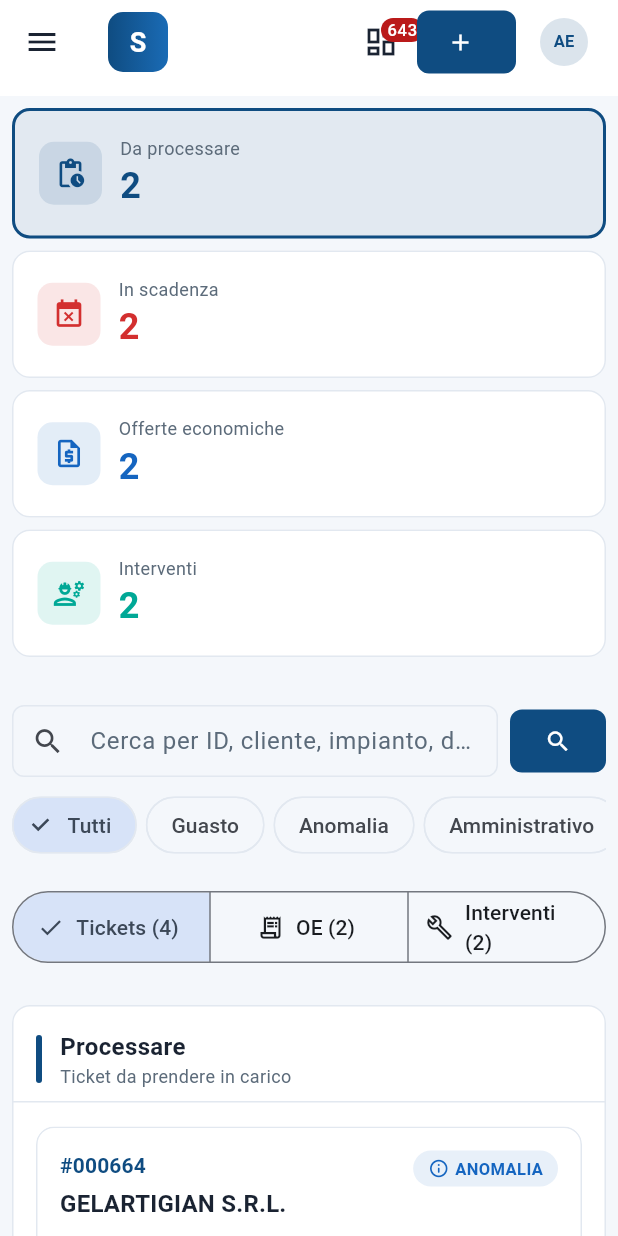
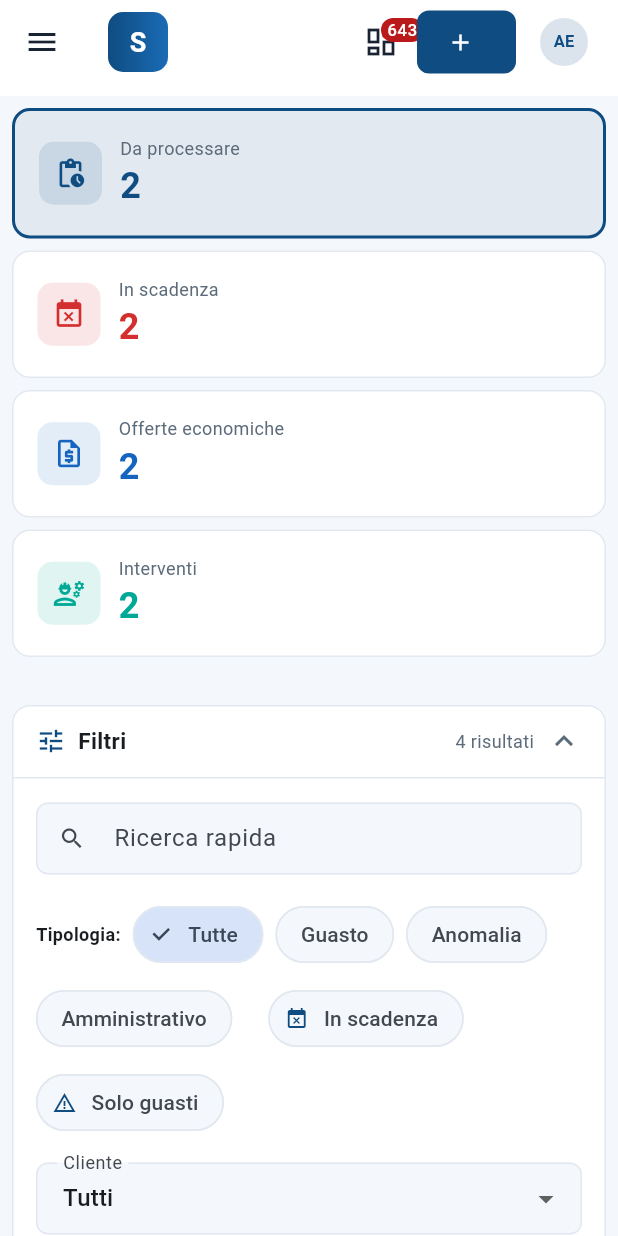
Before and after one commit to paolodellaquila/gestionale-ticket, a Flutter app: the screen it shows after launch, on a phone screen of 412 x 824 dp. Run offline on Flutter 3.47's test engine with Material 3 defaults, Android fonts, the phone set to English and light mode, and no system bars; our stand-ins replace flutter_dotenv, flutter_map, go_router, latlong2.

Commit message:
add ticket filter

```diff
--- /dev/null
+++ b/lib/data/models/ticket_filters.dart
@@ -0,0 +1,77 @@
+import 'ticket.dart';
+
+/// Filtri applicati alle liste ticket (home e gestione).
+class TicketFilters {
+  const TicketFilters({
+    this.searchQuery = '',
+    this.tipologia,
+    this.responsabile,
+    this.unitaAziendale,
+    this.impianto,
+    this.cliente,
+    this.soloInScadenza = false,
+    this.soloGuasti = false,
+    this.periodoGiorni,
+  });
+
+  final String searchQuery;
+  final TicketType? tipologia;
+  final String? responsabile;
+  final String? unitaAziendale;
+  final String? impianto;
+  final String? cliente;
+  final bool soloInScadenza;
+  final bool soloGuasti;
+
+  /// `null` = tutti i periodi; altrimenti ultimi N giorni (da data creazione).
+  final int? periodoGiorni;
+
+  TicketFilters copyWith({
+    String? searchQuery,
+    TicketType? tipologia,
+    bool clearTipologia = false,
+    String? responsabile,
+    bool clearResponsabile = false,
+    String? unitaAziendale,
+    bool clearUnita = false,
+    String? impianto,
+    bool clearImpianto = false,
+    String? cliente,
+    bool clearCliente = false,
+    bool? soloInScadenza,
+    bool? soloGuasti,
+    int? periodoGiorni,
+    bool clearPeriodo = false,
+  }) {
+    return TicketFilters(
+      searchQuery: searchQuery ?? this.searchQuery,
+      tipologia: clearTipologia ? null : (tipologia ?? this.tipologia),
+      responsabile:
+          clearResponsabile ? null : (responsabile ?? this.responsabile),
+      unitaAziendale: clearUnita ? null : (unitaAziendale ?? this.unitaAziendale),
+      impianto: clearImpianto ? null : (impianto ?? this.impianto),
+      cliente: clearCliente ? null : (cliente ?? this.cliente),
+      soloInScadenza: soloInScadenza ?? this.soloInScadenza,
+      soloGuasti: soloGuasti ?? this.soloGuasti,
+      periodoGiorni: clearPeriodo ? null : (periodoGiorni ?? this.periodoGiorni),
+    );
+  }
+
+  TicketFilters cleared() => const TicketFilters();
+
+  int get activeCount {
+    var n = 0;
+    if (searchQuery.trim().isNotEmpty) n++;
+    if (tipologia != null) n++;
+    if (responsabile != null) n++;
+    if (unitaAziendale != null) n++;
+    if (impianto != null) n++;
+    if (cliente != null) n++;
+    if (soloInScadenza) n++;
+    if (soloGuasti) n++;
+    if (periodoGiorni != null) n++;
+    return n;
+  }
+
+  bool get hasActive => activeCount > 0;
+}
--- a/lib/features/tickets/viewmodels/tickets_list_view_model.dart
+++ b/lib/features/tickets/viewmodels/tickets_list_view_model.dart
@@ -1,6 +1,7 @@
 import 'package:flutter/foundation.dart';
 
 import '../../../data/models/ticket.dart';
+import '../../../data/models/ticket_filters.dart';
 import '../../../data/repositories/ticket_repository.dart';
 
 enum TicketsMainTab { tickets, ticketsOe, ticketsInterventi }
@@ -13,8 +14,7 @@ class TicketsListViewModel extends ChangeNotifier {
   final TicketRepository _repository;
 
   bool _loading = true;
-  String _searchQuery = '';
-  TicketType? _tipologiaFilter;
+  TicketFilters _filters = const TicketFilters();
   TicketsMainTab _mainTab = TicketsMainTab.tickets;
   GestioneSubTab _gestioneTab = GestioneSubTab.inLavorazione;
   int _currentPage = 0;
@@ -24,11 +24,21 @@ class TicketsListViewModel extends ChangeNotifier {
   List<Ticket> _allTickets = [];
 
   bool get loading => _loading;
-  String get searchQuery => _searchQuery;
-  TicketType? get tipologiaFilter => _tipologiaFilter;
+  TicketFilters get filters => _filters;
+  String get searchQuery => _filters.searchQuery;
+  TicketType? get tipologiaFilter => _filters.tipologia;
   TicketsMainTab get mainTab => _mainTab;
   GestioneSubTab get gestioneTab => _gestioneTab;
   int get currentPage => _currentPage;
+  int get activeFilterCount => _filters.activeCount;
+  bool get hasActiveFilters => _filters.hasActive;
+
+  List<String> get clientiOptions => _uniqueSorted((t) => t.cliente);
+  List<String> get impiantiOptions => _uniqueSorted((t) => t.impianto);
+  List<String> get responsabiliOptions => _uniqueSorted((t) => t.responsabile);
+  List<String> get unitaOptions => _uniqueSorted(
+        (t) => t.unitaAziendale ?? '',
+      ).where((s) => s.isNotEmpty).toList();
 
   List<Ticket> get processareTickets => _filter(
     _allTickets.where((t) => t.section == TicketSection.processare),
@@ -49,6 +59,14 @@ class TicketsListViewModel extends ChangeNotifier {
   List<Ticket> get interventiTickets => _filter(
     _allTickets.where((t) => t.section == TicketSection.interventi),
   );
+
+  int get visibleCountCurrentTab => switch (_mainTab) {
+        TicketsMainTab.tickets =>
+          processareTickets.length + scadenzaTickets.length,
+        TicketsMainTab.ticketsOe =>
+          offerteInAttesa.length + offerteDaInviare.length,
+        TicketsMainTab.ticketsInterventi => interventiTickets.length,
+      };
 
   List<Ticket> get gestioneTickets {
     final filtered = _filter(_allTickets.where((t) {
@@ -114,20 +132,30 @@ class TicketsListViewModel extends ChangeNotifier {
     notifyListeners();
   }
 
-  void setSearchQuery(String query) {
-    _searchQuery = query;
+  void updateFilters(TicketFilters filters) {
+    _filters = filters;
     _currentPage = 0;
     notifyListeners();
   }
 
+  void setSearchQuery(String query) {
+    updateFilters(_filters.copyWith(searchQuery: query));
+  }
+
   void clearSearch() {
-    _searchQuery = '';
-    _currentPage = 0;
-    notifyListeners();
+    updateFilters(_filters.copyWith(searchQuery: ''));
   }
 
   void setTipologiaFilter(TicketType? type) {
-    _tipologiaFilter = type;
+    updateFilters(
+      type == null
+          ? _filters.copyWith(clearTipologia: true)
+          : _filters.copyWith(tipologia: type),
+    );
+  }
+
+  void clearAllFilters() {
+    _filters = const TicketFilters();
     _currentPage = 0;
     notifyListeners();
   }
@@ -156,22 +184,60 @@ class TicketsListViewModel extends ChangeNotifier {
     notifyListeners();
   }
 
+  List<String> _uniqueSorted(String Function(Ticket) pick) {
+    return _allTickets.map(pick).toSet().toList()..sort();
+  }
+
   List<Ticket> _filter(Iterable<Ticket> items) {
     var list = items.toList();
-    if (_tipologiaFilter != null) {
-      list = list.where((t) => t.tipologia == _tipologiaFilter).toList();
+    final f = _filters;
+
+    if (f.tipologia != null) {
+      list = list.where((t) => t.tipologia == f.tipologia).toList();
     }
-    if (_searchQuery.isEmpty) return list;
-    final q = _searchQuery.toLowerCase();
-    return list
+    if (f.responsabile != null) {
+      list = list.where((t) => t.responsabile == f.responsabile).toList();
+    }
+    if (f.unitaAziendale != null) {
+      list =
+          list.where((t) => t.unitaAziendale == f.unitaAziendale).toList();
+    }
+    if (f.impianto != null) {
+      list = list.where((t) => t.impianto == f.impianto).toList();
+    }
+    if (f.cliente != null) {
+      list = list.where((t) => t.cliente == f.cliente).toList();
+    }
+    if (f.soloInScadenza) {
+      list = list
+          .where(
+            (t) =>
+                t.section == TicketSection.inScadenza || t.isExpired,
+          )
+          .toList();
+    }
+    if (f.soloGuasti) {
+      list = list.where((t) => t.tipologia == TicketType.guasto).toList();
+    }
+    if (f.periodoGiorni != null) {
+      final cutoff = DateTime.now().subtract(Duration(days: f.periodoGiorni!));
+      list = list.where((t) => t.createdAt.isAfter(cutoff)).toList();
+    }
+    if (f.searchQuery.trim().isNotEmpty) {
+      final q = f.searchQuery.toLowerCase().trim();
+      list = list
           .where(
             (t) =>
                 t.id.contains(q) ||
                 t.cliente.toLowerCase().contains(q) ||
                 t.impianto.toLowerCase().contains(q) ||
                 t.descrizione.toLowerCase().contains(q) ||
-              t.responsabile.toLowerCase().contains(q),
+                t.responsabile.toLowerCase().contains(q) ||
+                (t.unitaAziendale?.toLowerCase().contains(q) ?? false),
           )
           .toList();
     }
+
+    return list;
   }
+}
--- a/lib/features/tickets/views/tickets_hub_page.dart
+++ b/lib/features/tickets/views/tickets_hub_page.dart
@@ -6,7 +6,7 @@ import '../../../core/responsive/breakpoints.dart';
 import '../../../core/theme/app_theme.dart';
 import '../../../data/models/ticket.dart';
 import '../../../shared/widgets/queue_stat_card.dart';
-import '../../../shared/widgets/search_filter_bar.dart';
+import '../../../shared/widgets/ticket_filters_panel.dart';
 import '../../../shared/widgets/section_panel.dart';
 import '../../../shared/widgets/ticket_card.dart';
 import '../viewmodels/tickets_list_view_model.dart';
@@ -59,15 +59,9 @@ class _TicketsHubPageState extends State<TicketsHubPage> {
           children: [
             _QueueOverview(vm: vm),
             const SizedBox(height: AppSpacing.lg),
-            SearchFilterBar(
-              controller: _searchController,
-              onSearch: () => vm.setSearchQuery(_searchController.text),
-              onClear: () {
-                _searchController.clear();
-                vm.clearSearch();
-              },
-              selectedType: vm.tipologiaFilter,
-              onTypeChanged: vm.setTipologiaFilter,
+            TicketFiltersPanel(
+              searchController: _searchController,
+              visibleCount: vm.visibleCountCurrentTab,
             ),
             const SizedBox(height: AppSpacing.md),
             _MainTabBar(vm: vm),
--- /dev/null
+++ b/lib/shared/widgets/ticket_filters_panel.dart
@@ -0,0 +1,471 @@
+import 'package:flutter/material.dart';
+import 'package:provider/provider.dart';
+
+import '../../core/responsive/breakpoints.dart';
+import '../../core/theme/app_theme.dart';
+import '../../data/models/ticket.dart';
+import '../../data/models/ticket_filters.dart';
+import '../../features/tickets/viewmodels/tickets_list_view_model.dart';
+
+/// Pannello filtri rapidi per la home ticket.
+class TicketFiltersPanel extends StatefulWidget {
+  const TicketFiltersPanel({
+    super.key,
+    required this.searchController,
+    this.visibleCount,
+  });
+
+  final TextEditingController searchController;
+  final int? visibleCount;
+
+  @override
+  State<TicketFiltersPanel> createState() => _TicketFiltersPanelState();
+}
+
+class _TicketFiltersPanelState extends State<TicketFiltersPanel> {
+  bool _expanded = true;
+
+  @override
+  Widget build(BuildContext context) {
+    final vm = context.watch<TicketsListViewModel>();
+    final f = vm.filters;
+    final isMobile = context.isMobile;
+
+    return Card(
+      child: Column(
+        crossAxisAlignment: CrossAxisAlignment.stretch,
+        children: [
+          InkWell(
+            onTap: () => setState(() => _expanded = !_expanded),
+            borderRadius: const BorderRadius.vertical(
+              top: Radius.circular(AppSpacing.radius),
+            ),
+            child: Padding(
+              padding: const EdgeInsets.symmetric(
+                horizontal: AppSpacing.md,
+                vertical: 12,
+              ),
+              child: Row(
+                children: [
+                  const Icon(Icons.tune, size: 20, color: AppColors.primary),
+                  const SizedBox(width: 8),
+                  const Text(
+                    'Filtri',
+                    style: TextStyle(fontWeight: FontWeight.w600, fontSize: 15),
+                  ),
+                  if (vm.activeFilterCount > 0) ...[
+                    const SizedBox(width: 8),
+                    Badge(
+                      label: Text('${vm.activeFilterCount}'),
+                      backgroundColor: AppColors.primary,
+                    ),
+                  ],
+                  const Spacer(),
+                  if (widget.visibleCount != null)
+                    Text(
+                      '${widget.visibleCount} risultati',
+                      style: const TextStyle(
+                        fontSize: 12,
+                        color: AppColors.textSecondary,
+                      ),
+                    ),
+                  const SizedBox(width: 8),
+                  Icon(
+                    _expanded ? Icons.expand_less : Icons.expand_more,
+                    color: AppColors.textSecondary,
+                  ),
+                ],
+              ),
+            ),
+          ),
+          if (_expanded) ...[
+            const Divider(height: 1),
+            Padding(
+              padding: const EdgeInsets.all(AppSpacing.md),
+              child: Column(
+                crossAxisAlignment: CrossAxisAlignment.stretch,
+                children: [
+                  _SearchRow(
+                    controller: widget.searchController,
+                    onSearch: () =>
+                        vm.setSearchQuery(widget.searchController.text),
+                    onClear: () {
+                      widget.searchController.clear();
+                      vm.clearSearch();
+                    },
+                  ),
+                  const SizedBox(height: AppSpacing.md),
+                  _QuickToggles(vm: vm, filters: f),
+                  const SizedBox(height: AppSpacing.md),
+                  isMobile
+                      ? _MobileFilters(vm: vm, filters: f)
+                      : _DesktopFilters(vm: vm, filters: f),
+                  if (vm.hasActiveFilters) ...[
+                    const SizedBox(height: AppSpacing.md),
+                    Align(
+                      alignment: Alignment.centerRight,
+                      child: TextButton.icon(
+                        onPressed: () {
+                          widget.searchController.clear();
+                          vm.clearAllFilters();
+                        },
+                        icon: const Icon(Icons.filter_alt_off, size: 18),
+                        label: const Text('Azzera tutti i filtri'),
+                      ),
+                    ),
+                  ],
+                ],
+              ),
+            ),
+          ],
+        ],
+      ),
+    );
+  }
+}
+
+class _SearchRow extends StatefulWidget {
+  const _SearchRow({
+    required this.controller,
+    required this.onSearch,
+    required this.onClear,
+  });
+
+  final TextEditingController controller;
+  final VoidCallback onSearch;
+  final VoidCallback onClear;
+
+  @override
+  State<_SearchRow> createState() => _SearchRowState();
+}
+
+class _SearchRowState extends State<_SearchRow> {
+  @override
+  Widget build(BuildContext context) {
+    return Row(
+      children: [
+        Expanded(
+          child: TextField(
+            controller: widget.controller,
+            decoration: InputDecoration(
+              labelText: 'Ricerca rapida',
+              hintText: 'ID, cliente, impianto, descrizione...',
+              prefixIcon: const Icon(Icons.search),
+              suffixIcon: widget.controller.text.isNotEmpty
+                  ? IconButton(
+                      icon: const Icon(Icons.clear),
+                      onPressed: () {
+                        widget.onClear();
+                        setState(() {});
+                      },
+                    )
+                  : null,
+            ),
+            onSubmitted: (_) => widget.onSearch(),
+            onChanged: (_) {
+              widget.onSearch();
+              setState(() {});
+            },
+          ),
+        ),
+        if (!context.isMobile) ...[
+          const SizedBox(width: 8),
+          FilledButton.tonalIcon(
+            onPressed: widget.onSearch,
+            icon: const Icon(Icons.search, size: 18),
+            label: const Text('Applica'),
+          ),
+        ],
+      ],
+    );
+  }
+}
+
+class _QuickToggles extends StatelessWidget {
+  const _QuickToggles({required this.vm, required this.filters});
+
+  final TicketsListViewModel vm;
+  final TicketFilters filters;
+
+  @override
+  Widget build(BuildContext context) {
+    return Wrap(
+      spacing: 8,
+      runSpacing: 8,
+      crossAxisAlignment: WrapCrossAlignment.center,
+      children: [
+        const Text(
+          'Tipologia:',
+          style: TextStyle(fontSize: 12, fontWeight: FontWeight.w600),
+        ),
+        FilterChip(
+          label: const Text('Tutte'),
+          selected: filters.tipologia == null,
+          onSelected: (_) => vm.setTipologiaFilter(null),
+        ),
+        ...TicketType.values.map((t) {
+          return FilterChip(
+            label: Text(_tipologiaLabel(t)),
+            selected: filters.tipologia == t,
+            onSelected: (_) => vm.setTipologiaFilter(
+              filters.tipologia == t ? null : t,
+            ),
+          );
+        }),
+        const SizedBox(width: 8),
+        FilterChip(
+          avatar: Icon(
+            Icons.event_busy,
+            size: 16,
+            color: filters.soloInScadenza ? AppColors.danger : null,
+          ),
+          label: const Text('In scadenza'),
+          selected: filters.soloInScadenza,
+          onSelected: (v) => vm.updateFilters(
+            filters.copyWith(soloInScadenza: v),
+          ),
+        ),
+        FilterChip(
+          avatar: Icon(
+            Icons.warning_amber,
+            size: 16,
+            color: filters.soloGuasti ? AppColors.guasto : null,
+          ),
+          label: const Text('Solo guasti'),
+          selected: filters.soloGuasti,
+          onSelected: (v) =>
+              vm.updateFilters(filters.copyWith(soloGuasti: v)),
+        ),
+      ],
+    );
+  }
+
+  String _tipologiaLabel(TicketType t) {
+    return switch (t) {
+      TicketType.guasto => 'Guasto',
+      TicketType.anomalia => 'Anomalia',
+      TicketType.amministrativo => 'Amministrativo',
+    };
+  }
+}
+
+class _PeriodoRow extends StatelessWidget {
+  const _PeriodoRow({required this.vm, required this.filters});
+
+  final TicketsListViewModel vm;
+  final TicketFilters filters;
+
+  @override
+  Widget build(BuildContext context) {
+    return Wrap(
+      spacing: 8,
+      runSpacing: 8,
+      crossAxisAlignment: WrapCrossAlignment.center,
+      children: [
+        const Text(
+          'Periodo:',
+          style: TextStyle(fontSize: 12, fontWeight: FontWeight.w600),
+        ),
+        FilterChip(
+          label: const Text('Tutti'),
+          selected: filters.periodoGiorni == null,
+          onSelected: (_) => vm.updateFilters(filters.copyWith(clearPeriodo: true)),
+        ),
+        FilterChip(
+          label: const Text('7 giorni'),
+          selected: filters.periodoGiorni == 7,
+          onSelected: (_) => vm.updateFilters(
+            filters.periodoGiorni == 7
+                ? filters.copyWith(clearPeriodo: true)
+                : filters.copyWith(periodoGiorni: 7),
+          ),
+        ),
+        FilterChip(
+          label: const Text('30 giorni'),
+          selected: filters.periodoGiorni == 30,
+          onSelected: (_) => vm.updateFilters(
+            filters.periodoGiorni == 30
+                ? filters.copyWith(clearPeriodo: true)
+                : filters.copyWith(periodoGiorni: 30),
+          ),
+        ),
+        FilterChip(
+          label: const Text('90 giorni'),
+          selected: filters.periodoGiorni == 90,
+          onSelected: (_) => vm.updateFilters(
+            filters.periodoGiorni == 90
+                ? filters.copyWith(clearPeriodo: true)
+                : filters.copyWith(periodoGiorni: 90),
+          ),
+        ),
+      ],
+    );
+  }
+}
+
+class _DesktopFilters extends StatelessWidget {
+  const _DesktopFilters({required this.vm, required this.filters});
+
+  final TicketsListViewModel vm;
+  final TicketFilters filters;
+
+  @override
+  Widget build(BuildContext context) {
+    return Column(
+      children: [
+        Row(
+          crossAxisAlignment: CrossAxisAlignment.start,
+          children: [
+            Expanded(
+              child: _FilterDropdown(
+                label: 'Cliente',
+                value: filters.cliente,
+                options: vm.clientiOptions,
+                onChanged: (v) => vm.updateFilters(
+                  v == null
+                      ? filters.copyWith(clearCliente: true)
+                      : filters.copyWith(cliente: v),
+                ),
+              ),
+            ),
+            const SizedBox(width: 12),
+            Expanded(
+              child: _FilterDropdown(
+                label: 'Impianto',
+                value: filters.impianto,
+                options: vm.impiantiOptions,
+                onChanged: (v) => vm.updateFilters(
+                  v == null
+                      ? filters.copyWith(clearImpianto: true)
+                      : filters.copyWith(impianto: v),
+                ),
+              ),
+            ),
+            const SizedBox(width: 12),
+            Expanded(
+              child: _FilterDropdown(
+                label: 'Responsabile',
+                value: filters.responsabile,
+                options: vm.responsabiliOptions,
+                onChanged: (v) => vm.updateFilters(
+                  v == null
+                      ? filters.copyWith(clearResponsabile: true)
+                      : filters.copyWith(responsabile: v),
+                ),
+              ),
+            ),
+            const SizedBox(width: 12),
+            Expanded(
+              child: _FilterDropdown(
+                label: 'Unità aziendale',
+                value: filters.unitaAziendale,
+                options: vm.unitaOptions,
+                onChanged: (v) => vm.updateFilters(
+                  v == null
+                      ? filters.copyWith(clearUnita: true)
+                      : filters.copyWith(unitaAziendale: v),
+                ),
+              ),
+            ),
+          ],
+        ),
+        const SizedBox(height: AppSpacing.md),
+        _PeriodoRow(vm: vm, filters: filters),
+      ],
+    );
+  }
+}
+
+class _MobileFilters extends StatelessWidget {
+  const _MobileFilters({required this.vm, required this.filters});
+
+  final TicketsListViewModel vm;
+  final TicketFilters filters;
+
+  @override
+  Widget build(BuildContext context) {
+    return Column(
+      children: [
+        _FilterDropdown(
+          label: 'Cliente',
+          value: filters.cliente,
+          options: vm.clientiOptions,
+          onChanged: (v) => vm.updateFilters(
+            v == null
+                ? filters.copyWith(clearCliente: true)
+                : filters.copyWith(cliente: v),
+          ),
+        ),
+        const SizedBox(height: 10),
+        _FilterDropdown(
+          label: 'Impianto',
+          value: filters.impianto,
+          options: vm.impiantiOptions,
+          onChanged: (v) => vm.updateFilters(
+            v == null
+                ? filters.copyWith(clearImpianto: true)
+                : filters.copyWith(impianto: v),
+          ),
+        ),
+        const SizedBox(height: 10),
+        _FilterDropdown(
+          label: 'Responsabile',
+          value: filters.responsabile,
+          options: vm.responsabiliOptions,
+          onChanged: (v) => vm.updateFilters(
+            v == null
+                ? filters.copyWith(clearResponsabile: true)
+                : filters.copyWith(responsabile: v),
+          ),
+        ),
+        const SizedBox(height: 10),
+        _FilterDropdown(
+          label: 'Unità aziendale',
+          value: filters.unitaAziendale,
+          options: vm.unitaOptions,
+          onChanged: (v) => vm.updateFilters(
+            v == null
+                ? filters.copyWith(clearUnita: true)
+                : filters.copyWith(unitaAziendale: v),
+          ),
+        ),
+        const SizedBox(height: AppSpacing.md),
+        _PeriodoRow(vm: vm, filters: filters),
+      ],
+    );
+  }
+}
+
+class _FilterDropdown extends StatelessWidget {
+  const _FilterDropdown({
+    required this.label,
+    required this.value,
+    required this.options,
+    required this.onChanged,
+  });
+
+  final String label;
+  final String? value;
+  final List<String> options;
+  final ValueChanged<String?> onChanged;
+
+  @override
+  Widget build(BuildContext context) {
+    return DropdownButtonFormField<String?>(
+      key: ValueKey('$label-${value ?? 'tutti'}'),
+      value: value,
+      decoration: InputDecoration(labelText: label),
+      isExpanded: true,
+      items: [
+        const DropdownMenuItem<String?>(
+          value: null,
+          child: Text('Tutti'),
+        ),
+        ...options.map(
+          (o) => DropdownMenuItem<String?>(value: o, child: Text(o)),
+        ),
+      ],
+      onChanged: onChanged,
+    );
+  }
+}
```
Lines whose indentation alone changed are shown as unchanged.
